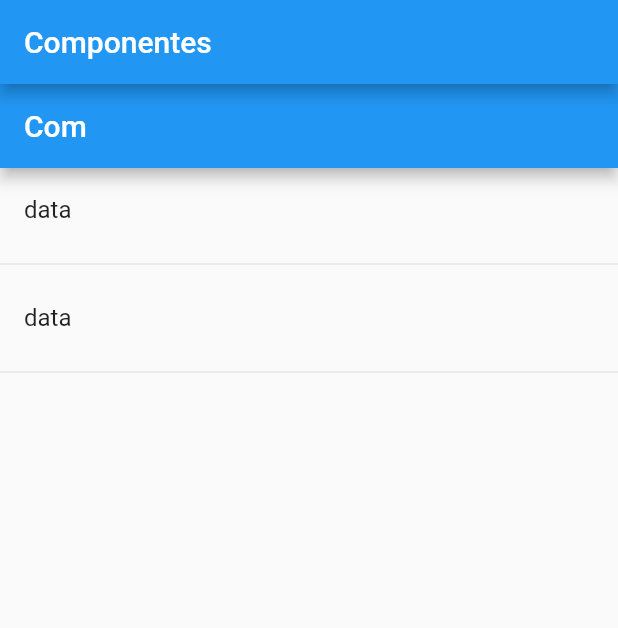
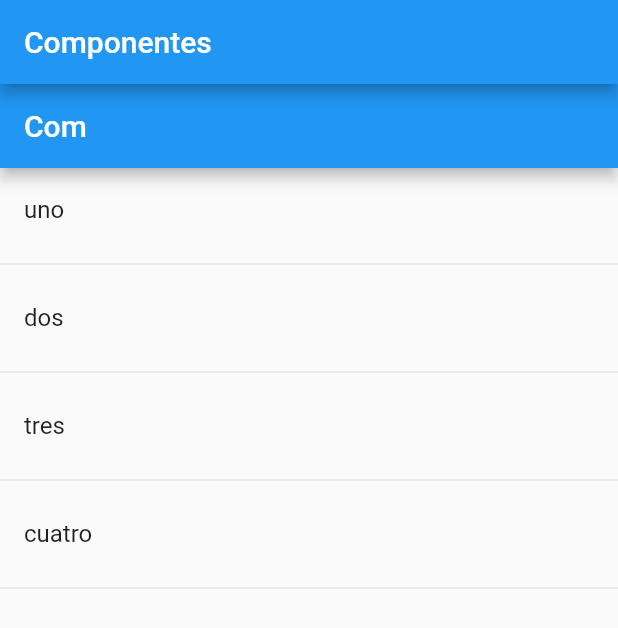
Before and after one commit to AndresGodinez/components, a Flutter app: the screen it shows after launch, on a phone screen of 412 x 824 dp. Shown: the top 628 px of the screen. Run offline on Flutter 3.47's test engine with Material 2 defaults, Android fonts, the phone set to English and light mode, and no system bars.

Commit message:
add List<Widget>

```diff
--- a/lib/src/pages/home_temp.dart
+++ b/lib/src/pages/home_temp.dart
@@ -1,6 +1,8 @@
 import 'package:flutter/material.dart';
 
 class HomeTemp extends StatelessWidget {
+  final _opciones = ['uno', 'dos', 'tres', 'cuatro'];
+
   @override
   Widget build(BuildContext context) {
     return Scaffold(
@@ -8,18 +10,23 @@ class HomeTemp extends StatelessWidget {
         title: Text('Com'),
       ),
       body: ListView(
-        children: <Widget>[
-          ListTile(
-            title: Text('data'),
-          ),
-          Divider(),
-          ListTile(
-            title: Text('data'),
-          ),
-          Divider(),
-
-        ],
+          children: _crea_opciones()
       ),
     );
   }
+
+  List<Widget> _crea_opciones() {
+    List<Widget> lista = new List<Widget>();
+
+    for (String opt in _opciones) {
+      final tempWidget = ListTile(
+        title: Text(opt),
+      );
+      lista..add(tempWidget)..add(Divider());
+    }
+
+    return lista;
+  }
+
+
 }
```
